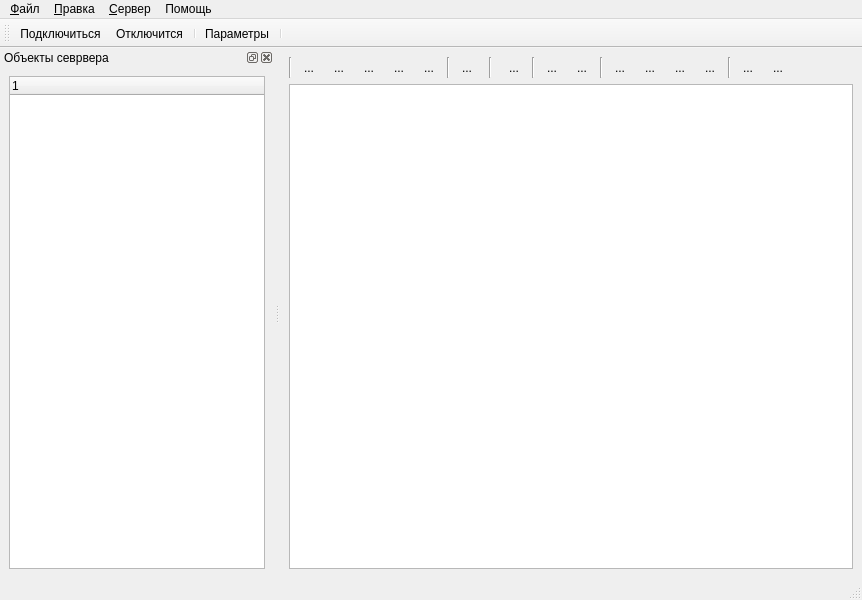
This is bAdmin/mainwindow.ui in arcirk/bAdmin as Qt 5 draws it before an edit. The edited form follows.
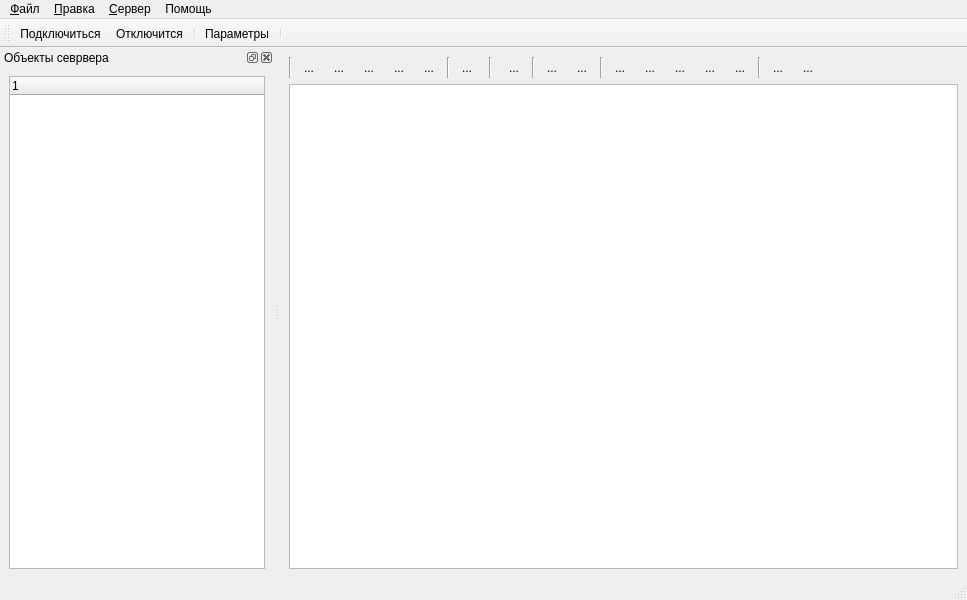
This is the edited form. Icons and pictures are not drawn.

```diff
--- a/bAdmin/mainwindow.ui
+++ b/bAdmin/mainwindow.ui
@@ -6,7 +6,7 @@
    <rect>
     <x>0</x>
     <y>0</y>
-    <width>862</width>
+    <width>967</width>
     <height>600</height>
    </rect>
   </property>
@@ -356,6 +356,20 @@
          </property>
         </widget>
        </item>
+       <item>
+        <widget class="QToolButton" name="btnSystemUsers">
+         <property name="text">
+          <string>...</string>
+         </property>
+         <property name="icon">
+          <iconset resource="resurses.qrc">
+           <normaloff>:/img/userToDatabase.png</normaloff>:/img/userToDatabase.png</iconset>
+         </property>
+         <property name="autoRaise">
+          <bool>true</bool>
+         </property>
+        </widget>
+       </item>
        <item>
         <widget class="QLabel" name="label_5">
          <property name="maximumSize">
@@ -463,7 +477,7 @@
     <rect>
      <x>0</x>
      <y>0</y>
-     <width>862</width>
+     <width>967</width>
      <height>21</height>
     </rect>
    </property>
```
Left out of the diff: 3 changed lines with no effect on the pictures.
